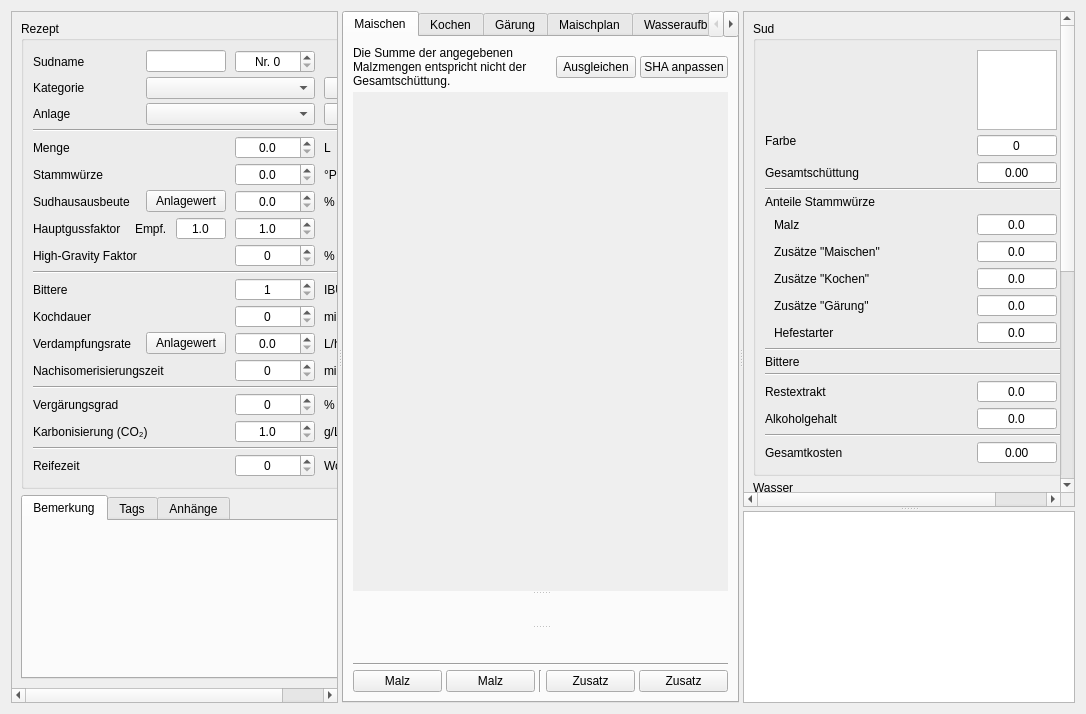
kleiner-brauhelfer/kleiner-brauhelfer-2, file kleiner-brauhelfer/tabrezept.ui: the form before one commit.
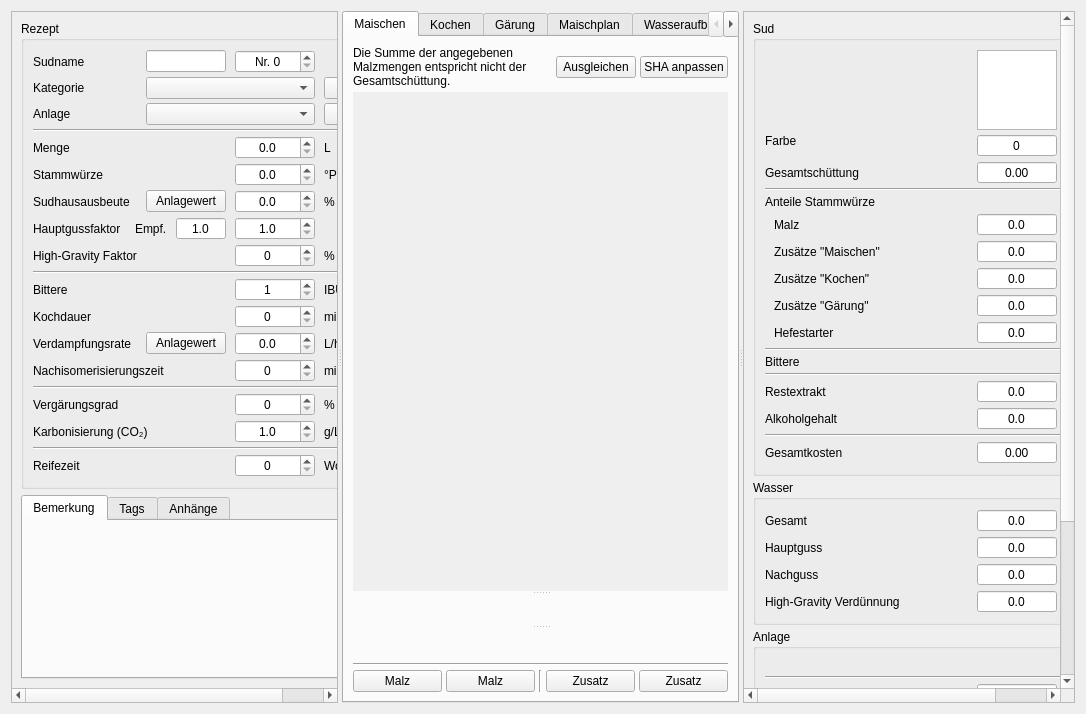
The form after the commit. Icons and pictures are not drawn. Custom widgets are drawn as their Qt base class.

```diff
--- a/kleiner-brauhelfer/tabrezept.ui
+++ b/kleiner-brauhelfer/tabrezept.ui
@@ -2558,19 +2558,6 @@
        </layout>
       </widget>
      </widget>
-     <widget class="QSplitter" name="splitterHelp">
-      <property name="sizePolicy">
-       <sizepolicy hsizetype="Preferred" vsizetype="Expanding">
-        <horstretch>1</horstretch>
-        <verstretch>0</verstretch>
-       </sizepolicy>
-      </property>
-      <property name="focusPolicy">
-       <enum>Qt::StrongFocus</enum>
-      </property>
-      <property name="orientation">
-       <enum>Qt::Vertical</enum>
-      </property>
       <widget class="QScrollArea" name="scrollArea_6">
        <property name="sizePolicy">
         <sizepolicy hsizetype="Expanding" vsizetype="Expanding">
@@ -3883,20 +3870,6 @@
         </layout>
        </widget>
       </widget>
-      <widget class="QTextBrowser" name="tbHelp">
-       <property name="font">
-        <font>
-         <italic>true</italic>
-        </font>
-       </property>
-       <property name="readOnly">
-        <bool>true</bool>
-       </property>
-       <property name="openExternalLinks">
-        <bool>true</bool>
-       </property>
-      </widget>
-     </widget>
     </widget>
    </item>
   </layout>
```
Left out of the diff: 2 changed lines with no effect on the pictures. Lines whose indentation alone changed are shown as unchanged.
